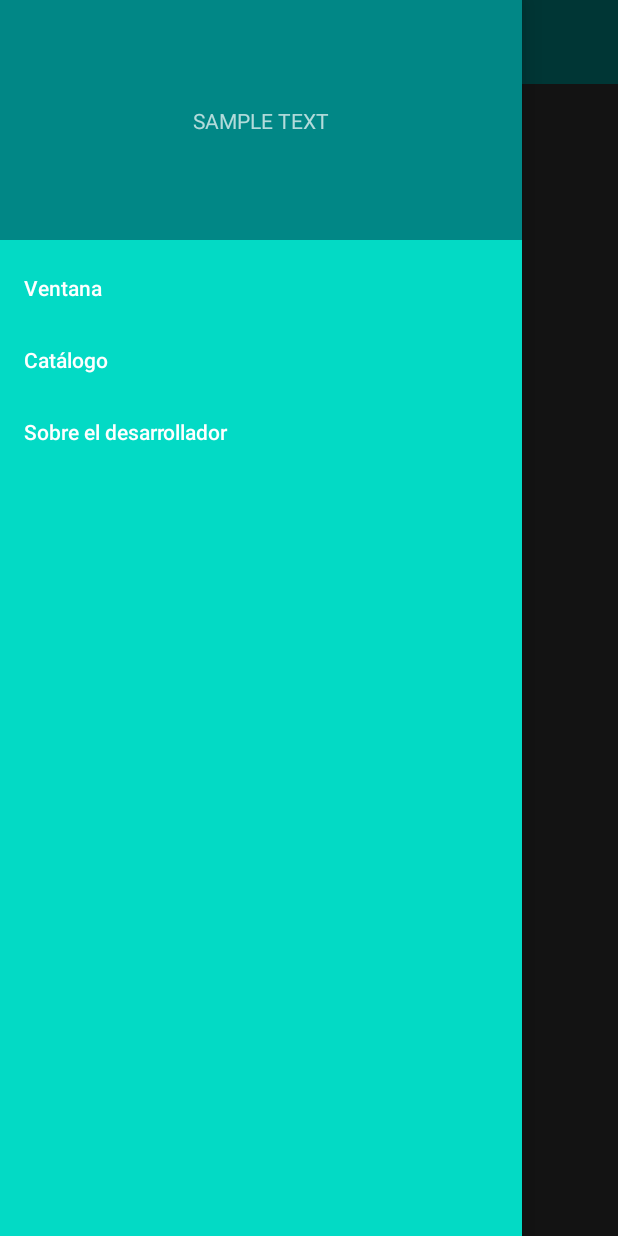
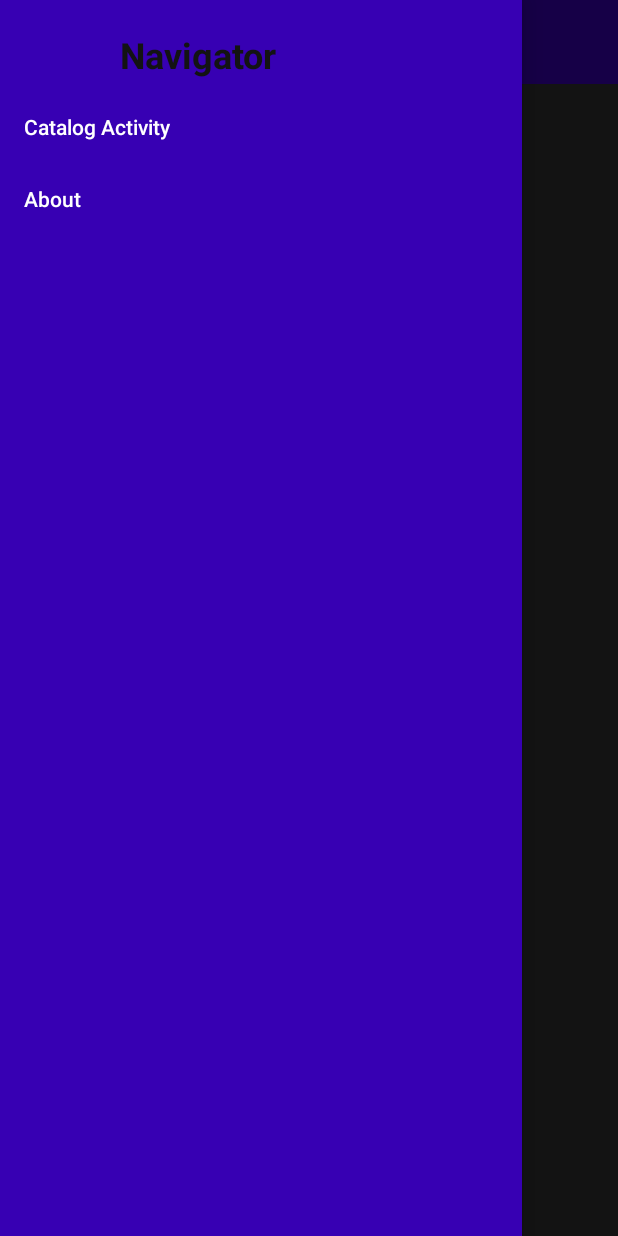
Before and after one commit to AsierAsoreyPrado21/Interfaces, an Android app: the screen it shows after launch (MainActivity), with the side drawer open, on a phone screen of 412 x 824 dp. Run offline under Robolectric (Android 15) with nearby library versions, the phone set to English and light mode, and no system bars.

Commit message:
Tarea 5 completada

```diff
--- a/sprint3android/app/src/main/AndroidManifest.xml
+++ b/sprint3android/app/src/main/AndroidManifest.xml
@@ -17,7 +17,6 @@
             android:exported="true" >
             <intent-filter>
                 <action android:name="android.intent.action.MAIN" />
-
                 <category android:name="android.intent.category.LAUNCHER" />
             </intent-filter>
             <meta-data
--- a/sprint3android/app/src/main/res/layout/activity_catalog.xml
+++ b/sprint3android/app/src/main/res/layout/activity_catalog.xml
@@ -3,15 +3,14 @@
     xmlns:app="http://schemas.android.com/apk/res-auto"
     xmlns:tools="http://schemas.android.com/tools"
     android:layout_width="match_parent"
-    android:layout_height="match_parent"
-    tools:context=".CatalogActivity">
+    android:layout_height="match_parent">
 
     <Button
         android:id="@+id/button"
         android:layout_width="wrap_content"
         android:layout_height="wrap_content"
         android:layout_marginTop="20dp"
-        android:text="Navegar al detalle"
+        android:text="Navega al detalle"
         app:layout_constraintEnd_toEndOf="parent"
         app:layout_constraintHorizontal_bias="0.25"
         app:layout_constraintStart_toStartOf="parent"
--- a/sprint3android/app/src/main/res/layout/activity_main.xml
+++ b/sprint3android/app/src/main/res/layout/activity_main.xml
@@ -1,34 +1,39 @@
-<?xml version="1.0" encoding="utf-8"?>
-<androidx.drawerlayout.widget.DrawerLayout xmlns:android="http://schemas.android.com/apk/res/android"
+<androidx.drawerlayout.widget.DrawerLayout
+    xmlns:android="http://schemas.android.com/apk/res/android"
     xmlns:app="http://schemas.android.com/apk/res-auto"
     xmlns:tools="http://schemas.android.com/tools"
-    android:id="@+id/drawer_layout"
     android:layout_width="match_parent"
     android:layout_height="match_parent"
-    android:fitsSystemWindows="true"
+    tools:context=".MainActivity"
+    android:id="@+id/drawer_layout"
     tools:openDrawer="start">
-
     <com.google.android.material.navigation.NavigationView
         android:id="@+id/navigator_layout"
         android:layout_width="match_parent"
         android:layout_height="match_parent"
         android:layout_gravity="start"
-            android:background="@color/teal_200"
+        android:background="@color/purple_700"
         app:headerLayout="@layout/header_navigator"
         app:menu="@menu/navigator_menu">
     </com.google.android.material.navigation.NavigationView>
-        <RelativeLayout
+    <LinearLayout
         android:layout_width="match_parent"
-            android:layout_height="match_parent">
+        android:layout_height="match_parent"
+        android:orientation="vertical">
         <androidx.appcompat.widget.Toolbar
             android:id="@+id/toolbar_id"
             android:layout_width="match_parent"
             android:layout_height="wrap_content"
-                android:background="@color/teal_700"
+            android:background="@color/purple_700"
             android:minHeight="?attr/actionBarSize"
-                app:title="Navigator Drawer"
-                app:navigationIcon="@drawable/ic_launcher_background">
+            app:title="Navigator">
         </androidx.appcompat.widget.Toolbar>
-        </RelativeLayout>
+        <FrameLayout
+            android:id="@+id/frameLayout"
+            android:layout_width="wrap_content"
+            android:layout_height="wrap_content">
+        </FrameLayout>
+    </LinearLayout>
+
 
 </androidx.drawerlayout.widget.DrawerLayout>
--- a/sprint3android/app/src/main/res/layout/header_navigator.xml
+++ b/sprint3android/app/src/main/res/layout/header_navigator.xml
@@ -1,18 +1,22 @@
 <?xml version="1.0" encoding="utf-8"?>
 <androidx.constraintlayout.widget.ConstraintLayout xmlns:android="http://schemas.android.com/apk/res/android"
+    xmlns:app="http://schemas.android.com/apk/res-auto"
+    xmlns:tools="http://schemas.android.com/tools"
     android:layout_width="match_parent"
-    android:layout_height="160dp"
-    xmlns:app="http://schemas.android.com/apk/res-auto"
-    android:id="@+id/header_navigator"
-    android:background="@color/teal_700">
+    android:layout_height="match_parent">
+
     <TextView
+        android:id="@+id/textView3"
         android:layout_width="wrap_content"
         android:layout_height="wrap_content"
+        android:layout_marginTop="20dp"
+        android:text="Navigator"
+        android:textColor="#131313"
+        android:textSize="24sp"
+        android:textStyle="bold"
+        app:layout_constraintHorizontal_bias="0.328"
         app:layout_constraintStart_toStartOf="parent"
         app:layout_constraintEnd_toEndOf="parent"
         app:layout_constraintTop_toTopOf="parent"
-        app:layout_constraintBottom_toBottomOf="parent"
-        android:text="SAMPLE TEXT">
-    </TextView>
-
+        app:layout_constraintBottom_toBottomOf="parent"/>
 </androidx.constraintlayout.widget.ConstraintLayout>
--- a/sprint3android/app/src/main/res/menu/navigator_menu.xml
+++ b/sprint3android/app/src/main/res/menu/navigator_menu.xml
@@ -2,16 +2,12 @@
 <menu xmlns:android="http://schemas.android.com/apk/res/android">
     <group>
         <item
-            android:id="@+id/home"
-            android:title="Ventana">
-        </item>
-        <item
             android:id="@+id/catalog"
-            android:title="Catálogo">
+            android:title="Catalog Activity">
         </item>
         <item
             android:id="@+id/about"
-            android:title="Sobre el desarrollador">
+            android:title="About">
         </item>
     </group>
 </menu>
--- a/sprint3android/app/src/main/res/values/strings.xml
+++ b/sprint3android/app/src/main/res/values/strings.xml
@@ -2,4 +2,5 @@
     <string name="app_name">My Catalog</string>
     <string name="navigator_open">Open nav</string>
     <string name="navigator_close">Close nav</string>
+    <string name="hello_blank_fragment">Hello blank fragment</string>
 </resources>
```
Also changed, not shown: sprint3android/app/src/main/java/com/example/catalogactivity/AboutFragment.java (added, +18 -0 lines), sprint3android/app/src/main/java/com/example/catalogactivity/CatalogActivity.java (deleted, +0 -31 lines), sprint3android/app/src/main/java/com/example/catalogactivity/CatalogFragment.java (added, +31 -0 lines), sprint3android/app/src/main/java/com/example/catalogactivity/MainActivity.java (+30 -14 lines), sprint3android/app/src/main/res/layout/fragment_about.xml (added, +14 -0 lines). Lines whose indentation alone changed are shown as unchanged.
